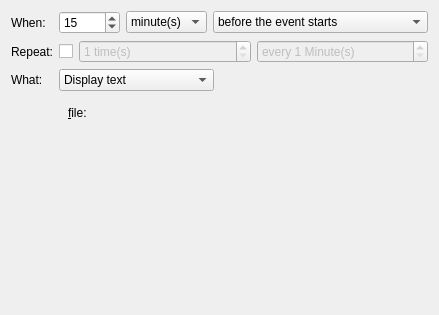
The window that incidenceeditors/incidenceeditor-ng/alarmdialog.ui (chusopr/kdepim-ktimetracker-akonadi) describes before a commit, drawn with Qt 5.
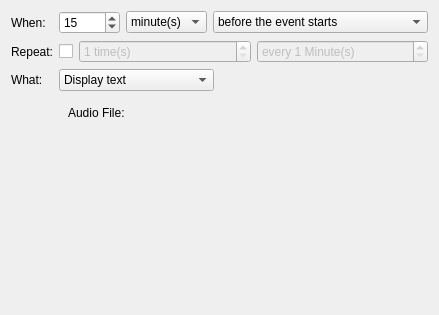
The same window after the commit. The open tabs and pages were chosen to show the change. Custom widgets are drawn as their Qt base class.

Commit message: improve the alarm dialog by fixing some labels

```diff
--- a/incidenceeditors/incidenceeditor-ng/alarmdialog.ui
+++ b/incidenceeditors/incidenceeditor-ng/alarmdialog.ui
@@ -267,7 +267,10 @@
        <item row="0" column="0">
         <widget class="QLabel" name="mSoundFileLabel">
          <property name="text">
-          <string>&amp;file:</string>
+          <string>Audio File:</string>
+         </property>
+         <property name="alignment">
+          <set>Qt::AlignJustify|Qt::AlignVCenter</set>
          </property>
          <property name="buddy">
           <cstring>mSoundFile</cstring>
```
Left out of the diff: 7 changed lines with no effect on the pictures.
